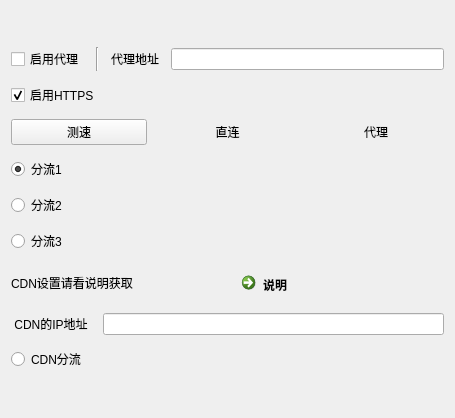
Qt form ui/component/ui_login_proxy_widget.ui (tonquer/picacg-qt) before a commit.
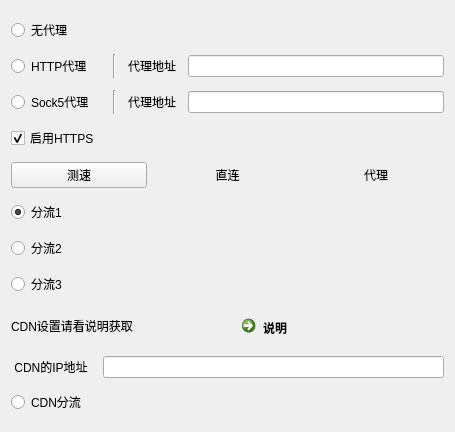
The same form after that commit.

Commit message: 新增sock5代理

What changed in the file:
```diff
--- a/ui/component/ui_login_proxy_widget.ui
+++ b/ui/component/ui_login_proxy_widget.ui
@@ -7,7 +7,7 @@
     <x>0</x>
     <y>0</y>
     <width>455</width>
-    <height>418</height>
+    <height>432</height>
    </rect>
   </property>
   <property name="minimumSize">
@@ -23,34 +23,7 @@
    <property name="spacing">
     <number>12</number>
    </property>
-   <item row="2" column="0">
-    <layout class="QHBoxLayout" name="horizontalLayout_9">
-     <item>
-      <widget class="QCheckBox" name="httpsBox">
-       <property name="text">
-        <string>启用HTTPS</string>
-       </property>
-       <property name="checked">
-        <bool>true</bool>
-       </property>
-      </widget>
-     </item>
-    </layout>
-   </item>
-   <item row="0" column="0">
-    <spacer name="verticalSpacer">
-     <property name="orientation">
-      <enum>Qt::Vertical</enum>
-     </property>
-     <property name="sizeHint" stdset="0">
-      <size>
-       <width>20</width>
-       <height>40</height>
-      </size>
-     </property>
-    </spacer>
-   </item>
-   <item row="7" column="0">
+   <item row="12" column="0">
     <layout class="QHBoxLayout" name="horizontalLayout_8">
      <item>
       <widget class="QLabel" name="label_3">
@@ -68,7 +41,102 @@
      </item>
     </layout>
    </item>
-   <item row="9" column="0">
+   <item row="7" column="0">
+    <layout class="QHBoxLayout" name="horizontalLayout_9">
+     <item>
+      <widget class="QCheckBox" name="httpsBox">
+       <property name="text">
+        <string>启用HTTPS</string>
+       </property>
+       <property name="checked">
+        <bool>true</bool>
+       </property>
+      </widget>
+     </item>
+    </layout>
+   </item>
+   <item row="10" column="0">
+    <layout class="QHBoxLayout" name="horizontalLayout_4">
+     <item>
+      <widget class="QRadioButton" name="radioButton_2">
+       <property name="text">
+        <string>分流2</string>
+       </property>
+       <attribute name="buttonGroup">
+        <string notr="true">buttonGroup</string>
+       </attribute>
+      </widget>
+     </item>
+     <item>
+      <widget class="QLabel" name="label3">
+       <property name="text">
+        <string/>
+       </property>
+       <property name="alignment">
+        <set>Qt::AlignCenter</set>
+       </property>
+      </widget>
+     </item>
+     <item>
+      <widget class="QLabel" name="label4">
+       <property name="text">
+        <string/>
+       </property>
+       <property name="alignment">
+        <set>Qt::AlignCenter</set>
+       </property>
+      </widget>
+     </item>
+    </layout>
+   </item>
+   <item row="15" column="0">
+    <layout class="QHBoxLayout" name="horizontalLayout_7">
+     <item>
+      <widget class="QRadioButton" name="radioButton_4">
+       <property name="text">
+        <string>CDN分流</string>
+       </property>
+       <attribute name="buttonGroup">
+        <string notr="true">buttonGroup</string>
+       </attribute>
+      </widget>
+     </item>
+     <item>
+      <widget class="QLabel" name="label7">
+       <property name="text">
+        <string/>
+       </property>
+       <property name="alignment">
+        <set>Qt::AlignCenter</set>
+       </property>
+      </widget>
+     </item>
+     <item>
+      <widget class="QLabel" name="label8">
+       <property name="text">
+        <string/>
+       </property>
+       <property name="alignment">
+        <set>Qt::AlignCenter</set>
+       </property>
+      </widget>
+     </item>
+    </layout>
+   </item>
+   <item row="16" column="0">
+    <spacer name="verticalSpacer_2">
+     <property name="orientation">
+      <enum>Qt::Vertical</enum>
+     </property>
+     <property name="sizeHint" stdset="0">
+      <size>
+       <width>20</width>
+       <height>40</height>
+      </size>
+     </property>
+    </spacer>
+   </item>
+   <item row="14" column="0">
     <layout class="QHBoxLayout" name="horizontalLayout_6">
      <item>
       <widget class="QLabel" name="label_11">
@@ -85,7 +153,41 @@
      </item>
     </layout>
    </item>
-   <item row="4" column="0">
+   <item row="11" column="0">
+    <layout class="QHBoxLayout" name="horizontalLayout_3">
+     <item>
+      <widget class="QRadioButton" name="radioButton_3">
+       <property name="text">
+        <string>分流3</string>
+       </property>
+       <attribute name="buttonGroup">
+        <string notr="true">buttonGroup</string>
+       </attribute>
+      </widget>
+     </item>
+     <item>
+      <widget class="QLabel" name="label5">
+       <property name="text">
+        <string/>
+       </property>
+       <property name="alignment">
+        <set>Qt::AlignCenter</set>
+       </property>
+      </widget>
+     </item>
+     <item>
+      <widget class="QLabel" name="label6">
+       <property name="text">
+        <string/>
+       </property>
+       <property name="alignment">
+        <set>Qt::AlignCenter</set>
+       </property>
+      </widget>
+     </item>
+    </layout>
+   </item>
+   <item row="9" column="0">
     <layout class="QHBoxLayout" name="horizontalLayout_5">
      <item>
       <widget class="QRadioButton" name="radioButton_1">
@@ -122,20 +224,7 @@
      </item>
     </layout>
    </item>
-   <item row="11" column="0">
-    <spacer name="verticalSpacer_2">
-     <property name="orientation">
-      <enum>Qt::Vertical</enum>
-     </property>
-     <property name="sizeHint" stdset="0">
-      <size>
-       <width>20</width>
-       <height>40</height>
-      </size>
-     </property>
-    </spacer>
-   </item>
-   <item row="3" column="0">
+   <item row="8" column="0">
     <layout class="QHBoxLayout" name="horizontalLayout_2">
      <item>
       <widget class="QPushButton" name="testSpeedButton">
@@ -166,12 +255,89 @@
      </item>
     </layout>
    </item>
-   <item row="1" column="0">
+   <item row="0" column="0">
+    <spacer name="verticalSpacer">
+     <property name="orientation">
+      <enum>Qt::Vertical</enum>
+     </property>
+     <property name="sizeHint" stdset="0">
+      <size>
+       <width>20</width>
+       <height>40</height>
+      </size>
+     </property>
+    </spacer>
+   </item>
+   <item row="5" column="0">
+    <layout class="QHBoxLayout" name="horizontalLayout_10">
+     <item>
+      <widget class="QRadioButton" name="proxy_2">
+       <property name="minimumSize">
+        <size>
+         <width>90</width>
+         <height>0</height>
+        </size>
+       </property>
+       <property name="text">
+        <string>Sock5代理</string>
+       </property>
+       <attribute name="buttonGroup">
+        <string notr="true">buttonGroup_2</string>
+       </attribute>
+      </widget>
+     </item>
+     <item>
+      <widget class="Line" name="line_2">
+       <property name="orientation">
+        <enum>Qt::Vertical</enum>
+       </property>
+      </widget>
+     </item>
+     <item>
+      <widget class="QLabel" name="label_5">
+       <property name="text">
+        <string>代理地址</string>
+       </property>
+      </widget>
+     </item>
+     <item>
+      <widget class="QLineEdit" name="sockEdit">
+       <property name="toolTip">
+        <string>127.0.0.1:10808</string>
+       </property>
+       <property name="placeholderText">
+        <string/>
+       </property>
+      </widget>
+     </item>
+    </layout>
+   </item>
+   <item row="2" column="0">
+    <layout class="QHBoxLayout" name="horizontalLayout_11">
+     <item>
+      <widget class="QRadioButton" name="proxy_0">
+       <property name="text">
+        <string>无代理</string>
+       </property>
+       <attribute name="buttonGroup">
+        <string notr="true">buttonGroup_2</string>
+       </attribute>
+      </widget>
+     </item>
+    </layout>
+   </item>
+   <item row="3" column="0">
     <layout class="QHBoxLayout" name="horizontalLayout">
      <item>
-      <widget class="QCheckBox" name="proxyBox">
+      <widget class="QRadioButton" name="proxy_1">
+       <property name="minimumSize">
+        <size>
+         <width>90</width>
+         <height>0</height>
+        </size>
+       </property>
        <property name="text">
-        <string>启用代理</string>
+        <string>HTTP代理</string>
        </property>
       </widget>
      </item>
@@ -193,107 +359,12 @@
       </widget>
      </item>
      <item>
-      <widget class="QLineEdit" name="httpLine"/>
-     </item>
-    </layout>
-   </item>
-   <item row="5" column="0">
-    <layout class="QHBoxLayout" name="horizontalLayout_4">
-     <item>
-      <widget class="QRadioButton" name="radioButton_2">
-       <property name="text">
-        <string>分流2</string>
+      <widget class="QLineEdit" name="httpLine">
+       <property name="toolTip">
+        <string>http://127.0.0.1:10809</string>
        </property>
-       <attribute name="buttonGroup">
-        <string notr="true">buttonGroup</string>
-       </attribute>
-      </widget>
-     </item>
-     <item>
-      <widget class="QLabel" name="label3">
-       <property name="text">
+       <property name="placeholderText">
         <string/>
-       </property>
-       <property name="alignment">
-        <set>Qt::AlignCenter</set>
-       </property>
-      </widget>
-     </item>
-     <item>
-      <widget class="QLabel" name="label4">
-       <property name="text">
-        <string/>
-       </property>
-       <property name="alignment">
-        <set>Qt::AlignCenter</set>
-       </property>
-      </widget>
-     </item>
-    </layout>
-   </item>
-   <item row="10" column="0">
-    <layout class="QHBoxLayout" name="horizontalLayout_7">
-     <item>
-      <widget class="QRadioButton" name="radioButton_4">
-       <property name="text">
-        <string>CDN分流</string>
-       </property>
-       <attribute name="buttonGroup">
-        <string notr="true">buttonGroup</string>
-       </attribute>
-      </widget>
-     </item>
-     <item>
-      <widget class="QLabel" name="label7">
-       <property name="text">
-        <string/>
-       </property>
-       <property name="alignment">
-        <set>Qt::AlignCenter</set>
-       </property>
-      </widget>
-     </item>
-     <item>
-      <widget class="QLabel" name="label8">
-       <property name="text">
-        <string/>
-       </property>
-       <property name="alignment">
-        <set>Qt::AlignCenter</set>
-       </property>
-      </widget>
-     </item>
-    </layout>
-   </item>
-   <item row="6" column="0">
-    <layout class="QHBoxLayout" name="horizontalLayout_3">
-     <item>
-      <widget class="QRadioButton" name="radioButton_3">
-       <property name="text">
-        <string>分流3</string>
-       </property>
-       <attribute name="buttonGroup">
-        <string notr="true">buttonGroup</string>
-       </attribute>
-      </widget>
-     </item>
-     <item>
-      <widget class="QLabel" name="label5">
-       <property name="text">
-        <string/>
-       </property>
-       <property name="alignment">
-        <set>Qt::AlignCenter</set>
-       </property>
-      </widget>
-     </item>
-     <item>
-      <widget class="QLabel" name="label6">
-       <property name="text">
-        <string/>
-       </property>
-       <property name="alignment">
-        <set>Qt::AlignCenter</set>
        </property>
       </widget>
      </item>
```
Left out of the diff: 4 changed lines with no effect on the pictures. The commit also changes 29 other files.
